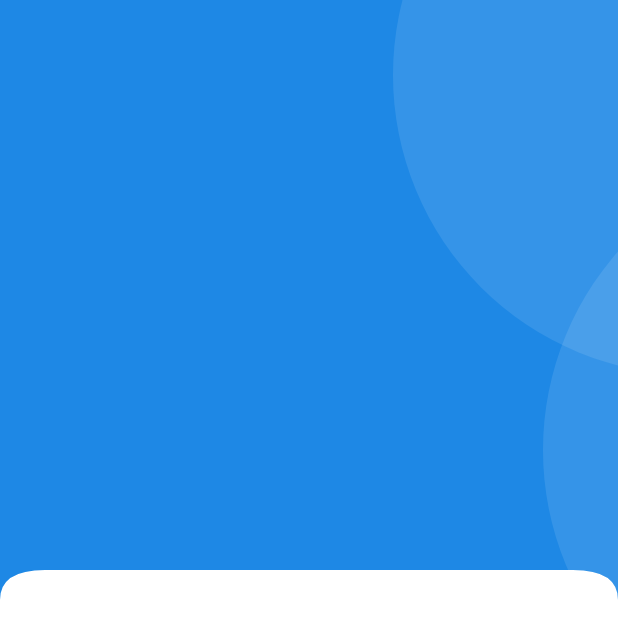
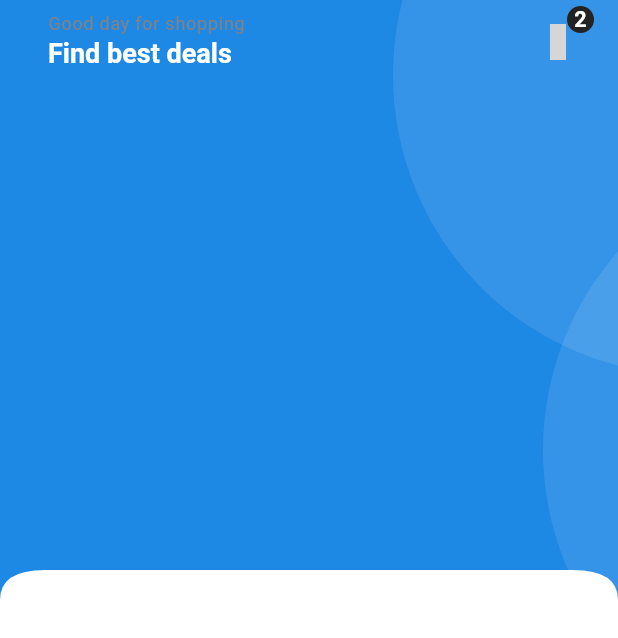
Before and after one commit to Rez-create/ShoeQuest, a Flutter app: the HomeScreen screen opened directly, on a phone screen of 412 x 824 dp. Shown: the top 638 px of the screen. Run offline on Flutter 3.47's test engine with Material 3 defaults, Android fonts, the light colour scheme and no system bars; our stand-ins replace get, get_storage, iconsax, logger, smooth_page_indicator; accounts and stored records are empty; Roboto replaces fonts that are missing (Poppins); grey boxes are pictures that could not be loaded.

Commit message:
Refactor home screen layout and add custom app bar with cart icon

```diff
--- /dev/null
+++ b/lib/common/widgets/appbar/appbar.dart
@@ -0,0 +1,45 @@
+import 'package:flutter/material.dart';
+import 'package:get/get.dart';
+import 'package:iconsax/iconsax.dart';
+import 'package:shoe_quest/utils/constants/sizes.dart';
+import 'package:shoe_quest/utils/device/device_utility.dart';
+
+class TAppBar extends StatelessWidget implements PreferredSizeWidget {
+  const TAppBar(
+      {super.key,
+      this.title,
+      this.showBackArrow = false,
+      this.actions,
+      this.leadingOnPressed,
+      this.leadingIcon});
+
+  final Widget? title;
+  final bool showBackArrow;
+  final List<Widget>? actions;
+  final VoidCallback? leadingOnPressed;
+  final IconData? leadingIcon;
+
+  @override
+  Widget build(BuildContext context) {
+    return Padding(
+      padding: EdgeInsets.symmetric(horizontal: TSizes.md),
+      child: AppBar(
+        automaticallyImplyLeading: false,
+        title: title,
+        leading: showBackArrow
+            ? IconButton(
+                onPressed: () => Get.back(),
+                icon: Icon(Iconsax.arrow_left),
+              )
+            : leadingIcon != null
+                ? IconButton(
+                    onPressed: leadingOnPressed, icon: Icon(leadingIcon))
+                : null,
+        actions: actions,
+      ),
+    );
+  }
+
+  @override
+  Size get preferredSize => Size.fromHeight(TDeviceUtils.getAppBarHeight());
+}
--- a/lib/common/widgets/custom_shapes/containers/primary_header_container.dart
+++ b/lib/common/widgets/custom_shapes/containers/primary_header_container.dart
@@ -14,11 +14,10 @@ class TPrimaryHeaderContainer extends StatelessWidget {
   @override
   Widget build(BuildContext context) {
     return TCurvedEdgeWidget(
-      child: Container(
-        color: TColors.primary,
-        padding: EdgeInsets.all(0),
-        child: SizedBox(
-          height: 400,
+      child: SizedBox(
+        height: 400,
+        child: Container(
+          color: TColors.primary,
           child: Stack(
             children: [
               Positioned(
--- /dev/null
+++ b/lib/common/widgets/products/cart/cart_menu_icon.dart
@@ -0,0 +1,44 @@
+import 'package:flutter/material.dart';
+import 'package:iconsax/iconsax.dart';
+import 'package:shoe_quest/utils/constants/colors.dart';
+
+class TCartCounterIcon extends StatelessWidget {
+  const TCartCounterIcon({
+    super.key,
+    required this.onPressed,
+    required this.iconColor,
+  });
+
+  final Color iconColor;
+  final VoidCallback onPressed;
+
+  @override
+  Widget build(BuildContext context) {
+    return Stack(
+      children: [
+        IconButton(
+          onPressed: onPressed,
+          icon: Icon(Iconsax.shopping_bag, color: iconColor),
+        ),
+        Positioned(
+          right: 0,
+          child: Container(
+            width: 18,
+            height: 18,
+            decoration: BoxDecoration(
+              color: TColors.black,
+              borderRadius: BorderRadius.circular(100),
+            ),
+            child: Center(
+              child: Text('2',
+                  style: Theme.of(context)
+                      .textTheme
+                      .headlineMedium!
+                      .apply(color: TColors.white, fontSizeFactor: 0.6)),
+            ),
+          ),
+        ),
+      ],
+    );
+  }
+}
--- a/lib/features/shop/screens/home/home.dart
+++ b/lib/features/shop/screens/home/home.dart
@@ -2,6 +2,7 @@
 
 import 'package:flutter/material.dart';
 import 'package:shoe_quest/common/widgets/custom_shapes/containers/primary_header_container.dart';
+import 'package:shoe_quest/features/shop/screens/home/widgets/home_appbar.dart';
 
 class HomeScreen extends StatelessWidget {
   const HomeScreen({super.key});
@@ -13,7 +14,16 @@ class HomeScreen extends StatelessWidget {
         child: Column(
           children: [
             TPrimaryHeaderContainer(
-              child: Container(),
+              child: Column(
+                children: [
+                  // ------------------------ HomeAppBar ------------------------
+                  THomeAppBar(),
+
+                  // ------------------------ SearchBar ------------------------
+
+                  // ------------------------ Categories ------------------------
+                ],
+              ),
             ),
           ],
         ),
--- /dev/null
+++ b/lib/features/shop/screens/home/widgets/home_appbar.dart
@@ -0,0 +1,36 @@
+import 'package:flutter/material.dart';
+import 'package:shoe_quest/common/widgets/appbar/appbar.dart';
+import 'package:shoe_quest/common/widgets/products/cart/cart_menu_icon.dart';
+import 'package:shoe_quest/utils/constants/colors.dart';
+import 'package:shoe_quest/utils/constants/text_strings.dart';
+
+
+class THomeAppBar extends StatelessWidget {
+  const THomeAppBar({
+    super.key,
+  });
+
+  @override
+  Widget build(BuildContext context) {
+    return TAppBar(
+      title: Column(
+        crossAxisAlignment: CrossAxisAlignment.start,
+        children: [
+          Text(TTexts.homeAppBarTitle,
+              style: Theme.of(context)
+                  .textTheme
+                  .labelMedium!
+                  .apply(color: TColors.grey)),
+          Text(TTexts.homeAppBarSubtitle,
+              style: Theme.of(context)
+                  .textTheme
+                  .headlineSmall!
+                  .apply(color: TColors.white)),
+        ],
+      ),
+      actions: [
+        TCartCounterIcon(onPressed: () { }, iconColor: TColors.white,)
+      ],
+    );
+  }
+}
--- a/lib/utils/constants/text_strings.dart
+++ b/lib/utils/constants/text_strings.dart
@@ -15,7 +15,7 @@ class TTexts {
 
   // ---Home
   static const String homeAppBarTitle = "Good day for shopping";
-  static const String homeAppbarSubtitle = "Find the best deals";
+  static const String homeAppBarSubtitle = "Find best deals";
 
   // ---Authentication For Text
   static const String firstName = "First Name";
```
Also changed, not shown: 4 other files.
